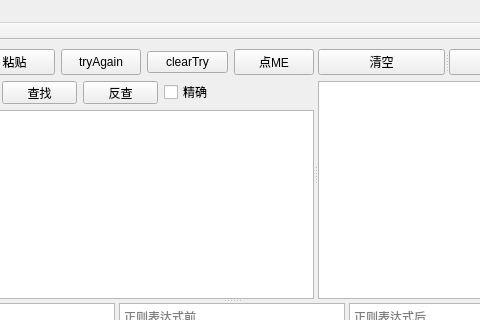
Before: the Qt Designer form codesets/mainwindow.ui in weilaidb/codetools, drawn with Qt 5; both pictures show x 354 to 834 and y 0 to 320 of the 939 by 718 pixel window.
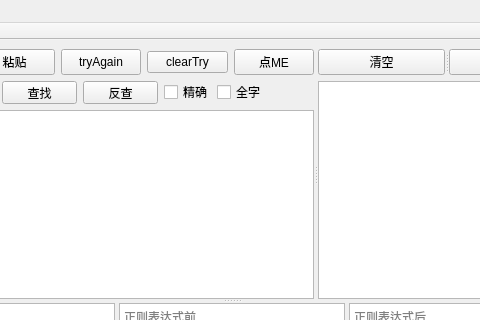
After: the same form once the commit is applied. Icons and pictures are not drawn.

Commit message: 全字匹配

```diff
--- a/codesets/mainwindow.ui
+++ b/codesets/mainwindow.ui
@@ -43,7 +43,7 @@
         <property name="orientation">
          <enum>Qt::Horizontal</enum>
         </property>
-        <widget class="QWidget" name="">
+        <widget class="QWidget" name="layoutWidget">
          <layout class="QVBoxLayout" name="verticalLayout_3">
           <item>
            <layout class="QVBoxLayout" name="verticalLayout">
@@ -155,6 +155,19 @@
                 </property>
                </widget>
               </item>
+              <item>
+               <widget class="QCheckBox" name="checkBox_wholeword">
+                <property name="maximumSize">
+                 <size>
+                  <width>47</width>
+                  <height>16</height>
+                 </size>
+                </property>
+                <property name="text">
+                 <string>全字</string>
+                </property>
+               </widget>
+              </item>
               <item>
                <spacer name="horizontalSpacer">
                 <property name="orientation">
```
The commit also changes 1 other file.
